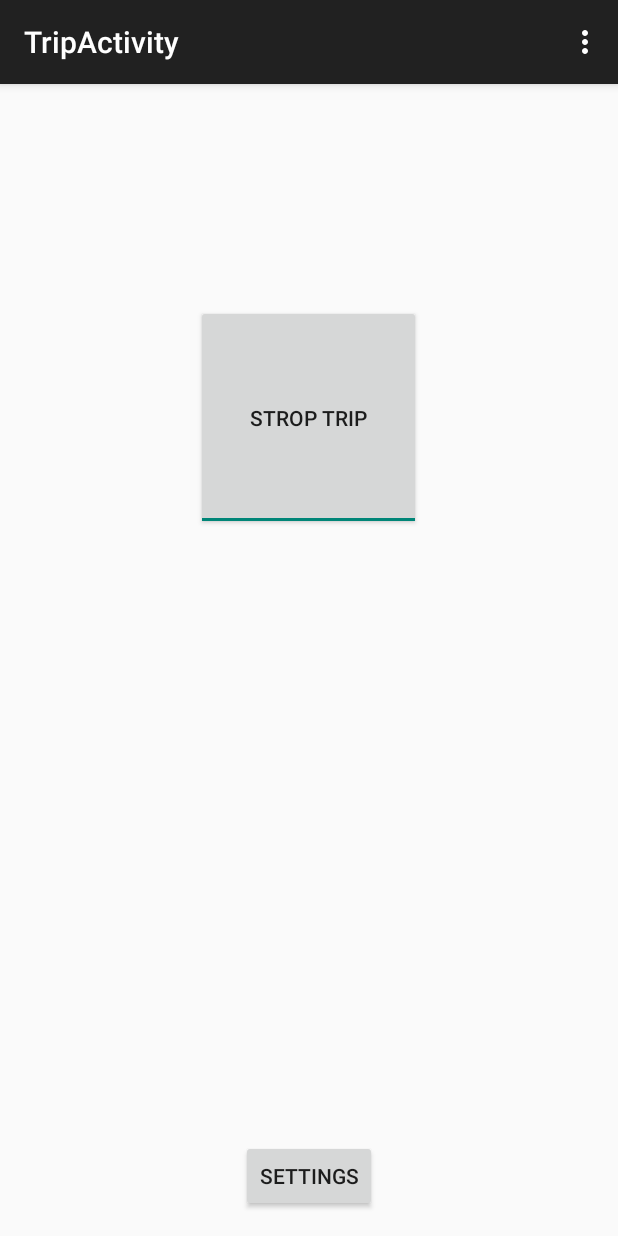
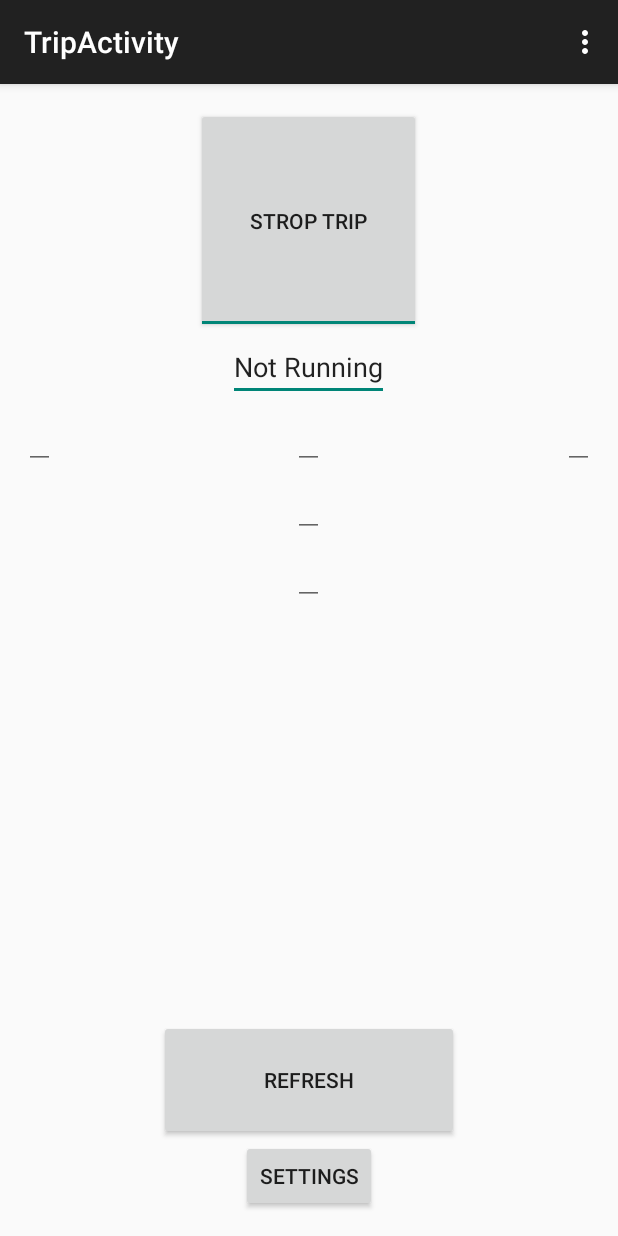
Before and after one commit to AxelInd/COS301_DriveStats, an Android app: the TripActivity screen opened directly, with no data from a screen before it, after a tap on "START TRIP", on a phone screen of 412 x 824 dp. Run offline under Robolectric (Android 15) with nearby library versions, the phone set to English and light mode, and no system bars; our stand-ins replace ButterKnife.

Commit message:
All the work done during vacation. Got the accelerometer, location and speed monitors working. Still to do is to fix a bug with the accelerometer readings and upload the results of the readings to the server.

```diff
--- a/android/DriveStats/app/src/main/AndroidManifest.xml
+++ b/android/DriveStats/app/src/main/AndroidManifest.xml
@@ -1,6 +1,8 @@
 <?xml version="1.0" encoding="utf-8"?>
 <manifest xmlns:android="http://schemas.android.com/apk/res/android"
     package="za.co.dvt.drivestats" >
+
+    <uses-permission android:name="android.permission.ACCESS_FINE_LOCATION"/>
 
     <application
         android:allowBackup="true"
--- a/android/DriveStats/app/src/main/java/za/co/dvt/drivestats/activities/TripActivity.java
+++ b/android/DriveStats/app/src/main/java/za/co/dvt/drivestats/activities/TripActivity.java
@@ -3,23 +3,28 @@ package za.co.dvt.drivestats.activities;
 import android.content.Intent;
 import android.os.Bundle;
 import android.support.v7.app.AppCompatActivity;
+import android.util.Log;
 import android.view.Menu;
 import android.view.MenuItem;
 import android.view.View;
+import android.widget.EditText;
+import android.widget.TextView;
 import android.widget.ToggleButton;
 
+import butterknife.Bind;
 import butterknife.ButterKnife;
 import butterknife.OnClick;
 import za.co.dvt.drivestats.R;
 import za.co.dvt.drivestats.threadmanagment.ThreadManager;
+import za.co.dvt.drivestats.threadmanagment.ThreadState;
+import za.co.dvt.drivestats.threadmanagment.sensorthread.SensorState;
 import za.co.dvt.drivestats.utilities.OfflineUtilities;
 import za.co.dvt.drivestats.utilities.Settings;
 
 
 public class TripActivity extends AppCompatActivity {
 
-    //TODO: Inject the thread manager
-    private ThreadManager manager;
+    private ThreadManager manager = ThreadManager.getInstance();
 
     @Override
     protected void onCreate(Bundle savedInstanceState) {
@@ -48,6 +53,42 @@ public class TripActivity extends AppCompatActivity {
         else manager.stop();
     }
 
+    @Bind(R.id.xMotion)
+    TextView xMotionText;
+    @Bind(R.id.yMotion)
+    TextView yMotionText;
+    @Bind(R.id.zMotion)
+    TextView zMotionText;
+    @Bind(R.id.location)
+    TextView locationText;
+    @Bind(R.id.speed)
+    TextView speedText;
+    @Bind(R.id.isRunning)
+    TextView runningText;
+
+    private SensorState state = SensorState.getInstance();
+
+    @OnClick(R.id.refresh)
+    public void refresh() {
+        runningText.setText(ThreadState.isRunning() ? "Running" : "Not Running");
+        if (ThreadState.isRunning()) {
+            xMotionText.setText(Float.toString(state.getMaxXDeflection()));
+            yMotionText.setText(Float.toString(state.getMaxYDeflection()));
+            zMotionText.setText(Float.toString(state.getMaxZDeflection()));
+            speedText.setText(Double.toString(state.getSpeed()));
+            double[] location = state.getLocation();
+            if (location != null && location.length <= 2) {
+                locationText.setText(Double.toString(location[0]) + ", " + Double.toString(location[1]));
+            }
+        } else {
+            xMotionText.setText("");
+            yMotionText.setText("");
+            zMotionText.setText("");
+            speedText.setText("");
+            locationText.setText("");
+        }
+    }
+
     @OnClick(R.id.settings)
     public void settingsClick() {
         startActivity(new Intent(this, SettingsActivity.class));
@@ -57,6 +98,8 @@ public class TripActivity extends AppCompatActivity {
     protected void onStop() {
         //TODO: Confirm this happens when it has to
         super.onStop();
+        Log.d("Testing", "Stopping Trip Activity");
+        manager.stop();
         OfflineUtilities.writeSettings();
     }
 }
--- a/android/DriveStats/app/src/main/java/za/co/dvt/drivestats/threadmanagment/ThreadManager.java
+++ b/android/DriveStats/app/src/main/java/za/co/dvt/drivestats/threadmanagment/ThreadManager.java
@@ -1,11 +1,14 @@
 package za.co.dvt.drivestats.threadmanagment;
 
 import android.content.Context;
+import android.util.Log;
 
 import java.util.ArrayList;
 import java.util.List;
-import java.util.concurrent.CopyOnWriteArrayList;
 
+import za.co.dvt.drivestats.threadmanagment.exceptions.AccelerometerServiceUnavailableException;
+import za.co.dvt.drivestats.threadmanagment.exceptions.LocationServiceUnavailableException;
+import za.co.dvt.drivestats.threadmanagment.exceptions.MonitorException;
 import za.co.dvt.drivestats.utilities.SensorUtilities;
 import za.co.dvt.drivestats.utilities.Settings;
 import za.co.dvt.drivestats.utilities.sensormontiors.Monitor;
@@ -15,32 +18,78 @@ import za.co.dvt.drivestats.utilities.sensormontiors.Monitor;
  */
 public class ThreadManager {
 
-    //TODO: Inject the thead state object
-    private ThreadState state;
+    private static final int EXPECTED_NUMBER_OF_MONITORS = 3;
 
-    List<Monitor> monitors = new ArrayList<>(3);
+    private List<Monitor> monitors = new ArrayList<>(EXPECTED_NUMBER_OF_MONITORS);
+
+    private Monitor uploadMonitor = null;
+
+    private static final ThreadManager instance = new ThreadManager();
+
+    private ThreadManager() { }
+
+    public static ThreadManager getInstance() {
+        return instance;
+    }
 
     private void runSensorMonitor(Context context) {
         //TODO: Create and launch the sensor monitoring thread
-        monitors.add(SensorUtilities.getAccelerometerMonitor(context));
-        monitors.add(SensorUtilities.getLocationMonitor(context));
-        monitors.add(SensorUtilities.getSpeedMonitor(context));
+        try {
+            monitors.add(SensorUtilities.getAccelerometerMonitor(context));
+            Log.d("Testing", "Accelerometers running");
+            monitors.add(SensorUtilities.getGpsMonitor(context));
+            monitors.add(SensorUtilities.getOfflineWriter());
+        } catch (LocationServiceUnavailableException e) {
+            //TODO: User isn't setting GPS to be on?? Show message or something
+            Log.d("Exception", "This happened: " + e.getMessage());
+            stop();
+        } catch (AccelerometerServiceUnavailableException e) {
+            // TODO: BOLOX user cannot use the application or has done something funny and their accelerometer is not usable
+            Log.d("Exception", "This happened: " + e.getMessage());
+            stop();
+        } catch (MonitorException e) {
+            // TODO: At the moment this is something wrong with starting the Offline Writer
+            Log.d("Exception", "This happened: " + e.getMessage());
+            stop();
+        } catch (Throwable t) {
+            Log.d("Exception", "This happened: " + t.getMessage());
+        }
     }
 
-    private void runUploadThread() {
-        //TODO: Create and launch the upload monitor thread if the wifi-only mode is not active
+    public void runUploadThread() {
+        if (ThreadState.isRunning()) {
+            uploadMonitor = null; // TODO: create the real monitor and start
+        }
+    }
+
+    public void stopUploadThread() {
+        if (ThreadState.isRunning() && uploadMonitor != null) {
+            uploadMonitor.stop();
+            uploadMonitor = null;
+        }
     }
 
     public void start(Context context) {
-        runSensorMonitor(context);
-        if (!Settings.getInstance().isWifiOnlyMode()) {
-            runUploadThread();
+        if (ThreadState.tryStart()) {
+            runSensorMonitor(context);
+            if (!Settings.getInstance().isWifiOnlyMode()) {
+                runUploadThread();
+            }
         }
     }
 
     public void stop() {
-        for(Monitor monitor : monitors) {
-            monitor.stop();
+        if (ThreadState.tryStop()) {
+            stopUploadThread();
+            for (Monitor monitor : monitors) {
+                try {
+                    monitor.stop();
+                } catch (Throwable e) {
+                    //TODO: If something goes wrong I don't want the loop to terminate
+                    //Not sure what to do here
+                }
+            }
+            monitors = new ArrayList<>(EXPECTED_NUMBER_OF_MONITORS);
         }
     }
 
--- a/android/DriveStats/app/src/main/java/za/co/dvt/drivestats/threadmanagment/ThreadState.java
+++ b/android/DriveStats/app/src/main/java/za/co/dvt/drivestats/threadmanagment/ThreadState.java
@@ -7,18 +7,18 @@ import java.util.concurrent.atomic.AtomicBoolean;
  */
 public class ThreadState {
 
-    private AtomicBoolean running = new AtomicBoolean(false);
+    private static final AtomicBoolean running = new AtomicBoolean(false);
 
-    public boolean isRunning() {
+    public static boolean isRunning() {
         return running.get();
     }
 
-    public void start() {
-        running.set(true);
+    public static boolean tryStart() {
+        return running.compareAndSet(false, true);
     }
 
-    public void stop() {
-        running.set(false);
+    public static boolean tryStop() {
+        return running.compareAndSet(true, false);
     }
 
 }
--- /dev/null
+++ b/android/DriveStats/app/src/main/java/za/co/dvt/drivestats/threadmanagment/exceptions/AccelerometerServiceUnavailableException.java
@@ -0,0 +1,17 @@
+package za.co.dvt.drivestats.threadmanagment.exceptions;
+
+/**
+ * Created by Nicholas on 2015-07-07.
+ */
+public class AccelerometerServiceUnavailableException extends MonitorException {
+    public AccelerometerServiceUnavailableException() {
+    }
+
+    public AccelerometerServiceUnavailableException(String detailMessage) {
+        super(detailMessage);
+    }
+
+    public AccelerometerServiceUnavailableException(Throwable throwable) {
+        super(throwable);
+    }
+}
--- /dev/null
+++ b/android/DriveStats/app/src/main/java/za/co/dvt/drivestats/threadmanagment/exceptions/MonitorException.java
@@ -0,0 +1,15 @@
+package za.co.dvt.drivestats.threadmanagment.exceptions;
+
+public class MonitorException extends RuntimeException {
+
+    public MonitorException() {
+    }
+
+    public MonitorException(String detailMessage) {
+        super(detailMessage);
+    }
+
+    public MonitorException(Throwable throwable) {
+        super(throwable);
+    }
+}
--- a/android/DriveStats/app/src/main/java/za/co/dvt/drivestats/utilities/Settings.java
+++ b/android/DriveStats/app/src/main/java/za/co/dvt/drivestats/utilities/Settings.java
@@ -1,6 +1,8 @@
 package za.co.dvt.drivestats.utilities;
 
 import java.util.Properties;
+
+import za.co.dvt.drivestats.threadmanagment.ThreadManager;
 
 /**
  * Created by Nicholas on 2015-07-01.
@@ -23,6 +25,8 @@ public class Settings {
 
     public void setWifiOnlyMode(boolean wifiOnlyMode) {
         this.wifiOnlyMode = wifiOnlyMode;
+        if (wifiOnlyMode) ThreadManager.getInstance().runUploadThread();
+        else ThreadManager.getInstance().stopUploadThread();
     }
 
     public static Settings getInstance() {
@@ -36,6 +40,6 @@ public class Settings {
     }
 
     public void initSettings(Properties properties) {
-        wifiOnlyMode = properties.getProperty(WIFI_ONLY_MODE, "T").equals("T") ? true : false;
+        wifiOnlyMode = properties.getProperty(WIFI_ONLY_MODE, "T").equals("T");
     }
 }
--- a/android/DriveStats/app/src/main/java/za/co/dvt/drivestats/utilities/sensormontiors/AccelerometerMonitor.java
+++ b/android/DriveStats/app/src/main/java/za/co/dvt/drivestats/utilities/sensormontiors/AccelerometerMonitor.java
@@ -3,15 +3,18 @@ package za.co.dvt.drivestats.utilities.sensormontiors;
 import android.content.Context;
 import android.hardware.Sensor;
 import android.hardware.SensorEvent;
+import android.hardware.SensorEventListener;
 import android.hardware.SensorManager;
 
+import za.co.dvt.drivestats.threadmanagment.exceptions.AccelerometerServiceUnavailableException;
+import za.co.dvt.drivestats.threadmanagment.exceptions.MonitorException;
 import za.co.dvt.drivestats.threadmanagment.sensorthread.SensorState;
 
 /**
  * Created by Nicholas on 2015-07-01.
  */
 public class AccelerometerMonitor
-        implements Monitor {
+        implements Monitor, SensorEventListener {
 
     private SensorManager manager;
 
@@ -22,7 +25,7 @@ public class AccelerometerMonitor
     public AccelerometerMonitor(Context context) {
         manager = (SensorManager) context.getSystemService(Context.SENSOR_SERVICE);
         accelerometer = manager.getDefaultSensor(Sensor.TYPE_ACCELEROMETER);
-        if (accelerometer == null) throw new RuntimeException("SHIT"); //TODO: Handle what happens when they don't have accelerometer
+        if (accelerometer == null) throw new AccelerometerServiceUnavailableException("Unable to access accelerometer.");
         else manager.registerListener(this, accelerometer, SensorManager.SENSOR_DELAY_NORMAL);
     }
 
--- a/android/DriveStats/app/src/main/java/za/co/dvt/drivestats/utilities/sensormontiors/Monitor.java
+++ b/android/DriveStats/app/src/main/java/za/co/dvt/drivestats/utilities/sensormontiors/Monitor.java
@@ -5,7 +5,7 @@ import android.hardware.SensorEventListener;
 /**
  * Created by Nicholas on 2015-07-01.
  */
-public interface Monitor extends SensorEventListener {
+public interface Monitor {
 
     void stop();
 
--- a/android/DriveStats/app/src/main/res/layout/activity_trip.xml
+++ b/android/DriveStats/app/src/main/res/layout/activity_trip.xml
@@ -11,14 +11,13 @@
         android:layout_height="wrap_content"
         android:text="@string/start_trip"
         android:id="@+id/toggleTrip"
-        android:layout_marginTop="131dp"
-        android:layout_alignParentTop="true"
         android:minHeight="150dp"
         android:minWidth="150dp"
-        android:layout_centerHorizontal="true"
         android:checked="false"
         android:textOff="@string/start_trip"
-        android:textOn="@string/stop_trip" />
+        android:textOn="@string/stop_trip"
+        android:layout_alignParentTop="true"
+        android:layout_centerHorizontal="true" />
 
     <Button
         android:layout_width="wrap_content"
@@ -27,4 +26,57 @@
         android:id="@+id/settings"
         android:layout_alignParentBottom="true"
         android:layout_centerHorizontal="true" />
+
+    <Button
+        android:layout_width="wrap_content"
+        android:layout_height="wrap_content"
+        android:text="Refresh"
+        android:id="@+id/refresh"
+        android:minWidth="200dp"
+        android:minHeight="80dp"
+        android:layout_above="@+id/settings"
+        android:layout_centerHorizontal="true" />
+
+    <EditText
+        android:layout_width="wrap_content"
+        android:layout_height="wrap_content"
+        android:id="@+id/isRunning"
+        android:text="Not Running"
+        android:layout_below="@+id/toggleTrip"
+        android:layout_centerHorizontal="true" />
+
+    <EditText
+        android:layout_width="wrap_content"
+        android:layout_height="wrap_content"
+        android:id="@+id/xMotion"
+        android:layout_below="@+id/isRunning"
+        android:layout_alignParentStart="true" />
+
+    <EditText
+        android:layout_width="wrap_content"
+        android:layout_height="wrap_content"
+        android:id="@+id/yMotion"
+        android:layout_alignTop="@+id/xMotion"
+        android:layout_centerHorizontal="true" />
+
+    <EditText
+        android:layout_width="wrap_content"
+        android:layout_height="wrap_content"
+        android:id="@+id/zMotion"
+        android:layout_above="@+id/location"
+        android:layout_alignParentEnd="true" />
+
+    <EditText
+        android:layout_width="wrap_content"
+        android:layout_height="wrap_content"
+        android:id="@+id/location"
+        android:layout_below="@+id/yMotion"
+        android:layout_centerHorizontal="true" />
+
+    <EditText
+        android:layout_width="wrap_content"
+        android:layout_height="wrap_content"
+        android:id="@+id/speed"
+        android:layout_below="@+id/location"
+        android:layout_centerHorizontal="true" />
 </RelativeLayout>
```
Also changed, not shown: android/DriveStats/app/src/main/java/za/co/dvt/drivestats/threadmanagment/exceptions/LocationServiceUnavailableException.java (added, +18 -0 lines), android/DriveStats/app/src/main/java/za/co/dvt/drivestats/threadmanagment/sensorthread/SensorState.java (+26 -18 lines), android/DriveStats/app/src/main/java/za/co/dvt/drivestats/utilities/Constants.java (+4 -4 lines), android/DriveStats/app/src/main/java/za/co/dvt/drivestats/utilities/OfflineUtilities.java (+2 -5 lines), android/DriveStats/app/src/main/java/za/co/dvt/drivestats/utilities/SensorUtilities.java (+23 -7 lines), android/DriveStats/app/src/main/java/za/co/dvt/drivestats/utilities/sensormontiors/GpsMonitor.java (+65 -21 lines), android/DriveStats/app/src/main/java/za/co/dvt/drivestats/utilities/sensormontiors/OfflineWriter.java (added, +45 -0 lines).
